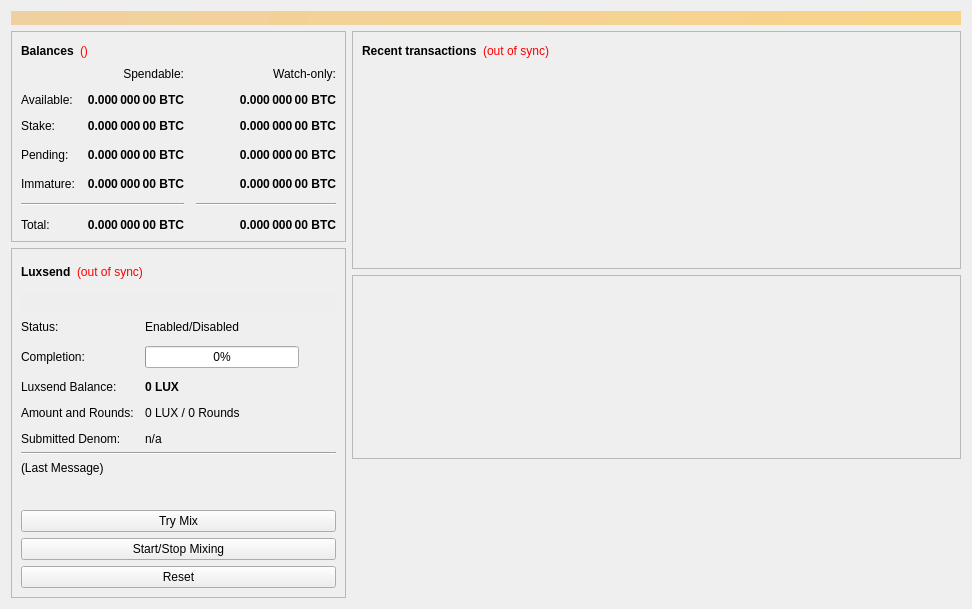
Old version of the form src/qt/forms/overviewpage.ui in the repository LUX-Core/lux.
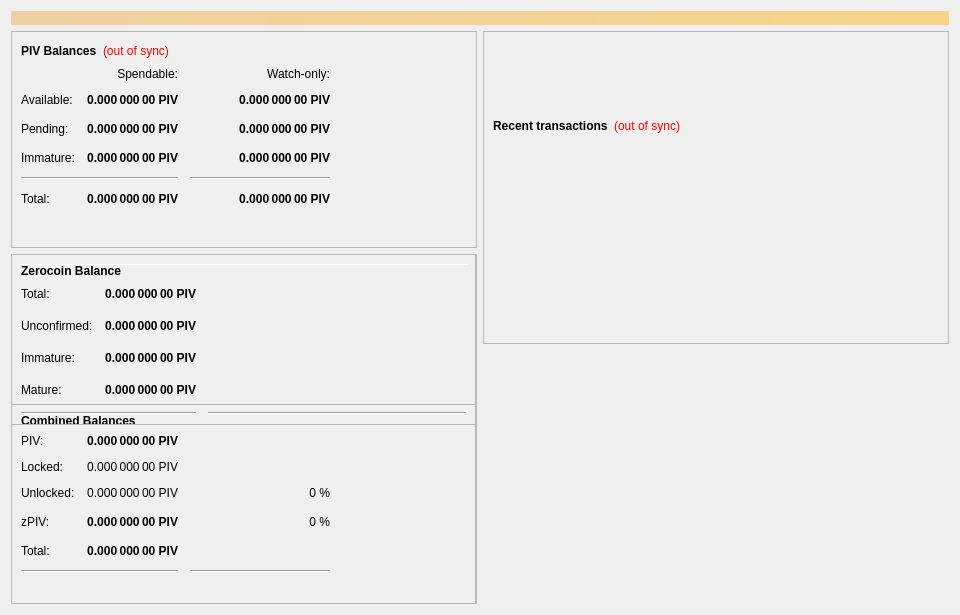
New version of the form. Custom widgets are drawn as their Qt base class.

```diff
--- a/src/qt/forms/overviewpage.ui
+++ b/src/qt/forms/overviewpage.ui
@@ -6,8 +6,8 @@
    <rect>
     <x>0</x>
     <y>0</y>
-    <width>972</width>
-    <height>594</height>
+    <width>960</width>
+    <height>615</height>
    </rect>
   </property>
   <property name="minimumSize">
@@ -60,7 +60,7 @@
                </font>
               </property>
               <property name="text">
-               <string>Balances</string>
+               <string>PIV Balances</string>
               </property>
              </widget>
             </item>
@@ -76,7 +76,7 @@
                <string notr="true">QLabel { color: red; }</string>
               </property>
               <property name="text">
-               <string>()</string>
+               <string notr="true">(out of sync)</string>
               </property>
               <property name="alignment">
                <set>Qt::AlignLeading|Qt::AlignLeft|Qt::AlignVCenter</set>
@@ -103,7 +103,7 @@
             <property name="spacing">
              <number>12</number>
             </property>
-            <item row="3" column="2">
+            <item row="2" column="2">
              <widget class="QLabel" name="labelWatchPending">
               <property name="font">
                <font>
@@ -118,7 +118,7 @@
                <string>Unconfirmed transactions to watch-only addresses</string>
               </property>
               <property name="text">
-               <string notr="true">0.000 000 00 BTC</string>
+               <string notr="true">0.000 000 00 PIV</string>
               </property>
               <property name="alignment">
                <set>Qt::AlignRight|Qt::AlignTrailing|Qt::AlignVCenter</set>
@@ -128,7 +128,7 @@
               </property>
              </widget>
             </item>
-            <item row="3" column="1">
+            <item row="2" column="1">
              <widget class="QLabel" name="labelUnconfirmed">
               <property name="font">
                <font>
@@ -143,7 +143,7 @@
                <string>Total of transactions that have yet to be confirmed, and do not yet count toward the spendable balance</string>
               </property>
               <property name="text">
-               <string notr="true">0.000 000 00 BTC</string>
+               <string notr="true">0.000 000 00 PIV</string>
               </property>
               <property name="alignment">
                <set>Qt::AlignRight|Qt::AlignTrailing|Qt::AlignVCenter</set>
@@ -153,7 +153,7 @@
               </property>
              </widget>
             </item>
-            <item row="4" column="2">
+            <item row="3" column="2">
              <widget class="QLabel" name="labelWatchImmature">
               <property name="font">
                <font>
@@ -168,7 +168,7 @@
                <string>Mined balance in watch-only addresses that has not yet matured</string>
               </property>
               <property name="text">
-               <string notr="true">0.000 000 00 BTC</string>
+               <string notr="true">0.000 000 00 PIV</string>
               </property>
               <property name="alignment">
                <set>Qt::AlignRight|Qt::AlignTrailing|Qt::AlignVCenter</set>
@@ -178,14 +178,14 @@
               </property>
              </widget>
             </item>
-            <item row="5" column="0" colspan="2">
+            <item row="4" column="0" colspan="2">
              <widget class="Line" name="lineSpendableBalance">
               <property name="orientation">
                <enum>Qt::Horizontal</enum>
               </property>
              </widget>
             </item>
-            <item row="5" column="2">
+            <item row="4" column="2">
              <widget class="Line" name="lineWatchBalance">
               <property name="sizePolicy">
                <sizepolicy hsizetype="Preferred" vsizetype="Fixed">
@@ -204,14 +204,14 @@
               </property>
              </widget>
             </item>
-            <item row="6" column="0">
+            <item row="5" column="0">
              <widget class="QLabel" name="labelTotalText">
               <property name="text">
                <string>Total:</string>
               </property>
              </widget>
             </item>
-            <item row="4" column="1">
+            <item row="3" column="1">
              <widget class="QLabel" name="labelImmature">
               <property name="font">
                <font>
@@ -226,7 +226,7 @@
                <string>Mined balance that has not yet matured</string>
               </property>
               <property name="text">
-               <string notr="true">0.000 000 00 BTC</string>
+               <string notr="true">0.000 000 00 PIV</string>
               </property>
               <property name="alignment">
                <set>Qt::AlignRight|Qt::AlignTrailing|Qt::AlignVCenter</set>
@@ -236,7 +236,7 @@
               </property>
              </widget>
             </item>
-            <item row="3" column="3">
+            <item row="2" column="3">
              <spacer name="horizontalSpacer_2">
               <property name="orientation">
                <enum>Qt::Horizontal</enum>
@@ -249,14 +249,14 @@
               </property>
              </spacer>
             </item>
-            <item row="4" column="0">
+            <item row="3" column="0">
              <widget class="QLabel" name="labelImmatureText">
               <property name="text">
                <string>Immature:</string>
               </property>
              </widget>
             </item>
-            <item row="6" column="1">
+            <item row="5" column="1">
              <widget class="QLabel" name="labelTotal">
               <property name="font">
                <font>
@@ -271,7 +271,7 @@
                <string>Your current total balance</string>
               </property>
               <property name="text">
-               <string notr="true">0.000 000 00 BTC</string>
+               <string notr="true">0.000 000 00 PIV</string>
               </property>
               <property name="alignment">
                <set>Qt::AlignRight|Qt::AlignTrailing|Qt::AlignVCenter</set>
@@ -281,7 +281,7 @@
               </property>
              </widget>
             </item>
-            <item row="6" column="2">
+            <item row="5" column="2">
              <widget class="QLabel" name="labelWatchTotal">
               <property name="font">
                <font>
@@ -296,7 +296,7 @@
                <string>Current total balance in watch-only addresses</string>
               </property>
               <property name="text">
-               <string notr="true">0.000 000 00 BTC</string>
+               <string notr="true">0.000 000 00 PIV</string>
               </property>
               <property name="alignment">
                <set>Qt::AlignRight|Qt::AlignTrailing|Qt::AlignVCenter</set>
@@ -338,64 +338,7 @@
                <string>Your current spendable balance</string>
               </property>
               <property name="text">
-               <string notr="true">0.000 000 00 BTC</string>
-              </property>
-              <property name="alignment">
-               <set>Qt::AlignRight|Qt::AlignTrailing|Qt::AlignVCenter</set>
-              </property>
-              <property name="textInteractionFlags">
-               <set>Qt::LinksAccessibleByMouse|Qt::TextSelectableByKeyboard|Qt::TextSelectableByMouse</set>
-              </property>
-             </widget>
-            </item>
-            <item row="2" column="0">
-             <widget class="QLabel" name="label_10">
-              <property name="text">
-               <string>Stake:</string>
-              </property>
-             </widget>
-            </item>
-            <item row="2" column="1">
-             <widget class="QLabel" name="labelStake">
-              <property name="font">
-               <font>
-                <weight>75</weight>
-                <bold>true</bold>
-               </font>
-              </property>
-              <property name="cursor">
-               <cursorShape>IBeamCursor</cursorShape>
-              </property>
-              <property name="toolTip">
-               <string>Total of coins that was staked, and do not yet count toward the current balance</string>
-              </property>
-              <property name="text">
-               <string notr="true">0.000 000 00 BTC</string>
-              </property>
-              <property name="alignment">
-               <set>Qt::AlignRight|Qt::AlignTrailing|Qt::AlignVCenter</set>
-              </property>
-              <property name="textInteractionFlags">
-               <set>Qt::LinksAccessibleByMouse|Qt::TextSelectableByKeyboard|Qt::TextSelectableByMouse</set>
-              </property>
-             </widget>
-            </item>
-            <item row="2" column="2">
-             <widget class="QLabel" name="labelWatchStake">
-              <property name="font">
-               <font>
-                <weight>75</weight>
-                <bold>true</bold>
-               </font>
-              </property>
-              <property name="cursor">
-               <cursorShape>IBeamCursor</cursorShape>
-              </property>
-              <property name="toolTip">
-               <string>Total of coins that was staked in watch-only addresses, and do not yet count toward the current watch-only balance</string>
-              </property>
-              <property name="text">
-               <string notr="true">0.000 000 00 BTC</string>
+               <string notr="true">0.000 000 00 PIV</string>
               </property>
               <property name="alignment">
                <set>Qt::AlignRight|Qt::AlignTrailing|Qt::AlignVCenter</set>
@@ -420,7 +363,7 @@
                <string>Your current balance in watch-only addresses</string>
               </property>
               <property name="text">
-               <string notr="true">0.000 000 00 BTC</string>
+               <string notr="true">0.000 000 00 PIV</string>
               </property>
               <property name="alignment">
                <set>Qt::AlignRight|Qt::AlignTrailing|Qt::AlignVCenter</set>
@@ -430,7 +373,7 @@
               </property>
              </widget>
             </item>
-            <item row="3" column="0">
+            <item row="2" column="0">
              <widget class="QLabel" name="labelPendingText">
               <property name="text">
                <string>Pending:</string>
@@ -449,17 +392,24 @@
             </item>
            </layout>
           </item>
+          <item>
+           <spacer name="verticalSpacer_4">
+            <property name="orientation">
+             <enum>Qt::Vertical</enum>
+            </property>
+            <property name="sizeHint" stdset="0">
+             <size>
+              <width>20</width>
+              <height>40</height>
+             </size>
+            </property>
+           </spacer>
+          </item>
          </layout>
         </widget>
        </item>
        <item>
-        <widget class="QFrame" name="frameLuxsend">
-         <property name="sizePolicy">
-          <sizepolicy hsizetype="Expanding" vsizetype="Expanding">
-           <horstretch>0</horstretch>
-           <verstretch>0</verstretch>
-          </sizepolicy>
-         </property>
+        <widget class="QFrame" name="frameObfuscation">
          <property name="minimumSize">
           <size>
            <width>0</width>
@@ -475,55 +425,15 @@
          <property name="frameShadow">
           <enum>QFrame::Raised</enum>
          </property>
-         <layout class="QVBoxLayout" name="verticalLayout_5">
-          <item>
-           <layout class="QHBoxLayout" name="horizontalLayout_5">
-            <item>
-             <widget class="QLabel" name="label_2">
-              <property name="font">
-               <font>
-                <weight>75</weight>
-                <bold>true</bold>
-               </font>
-              </property>
-              <property name="text">
-               <string>Luxsend</string>
-              </property>
-             </widget>
-            </item>
-            <item>
-             <widget class="QLabel" name="labelLuxsendSyncStatus">
-              <property name="toolTip">
-               <string>The displayed information may be out of date. Your wallet automatically synchronizes with the Luxcoin network after a connection is established, but this process has not completed yet.</string>
-              </property>
-              <property name="styleSheet">
-               <string notr="true">QLabel { color: red; }</string>
-              </property>
-              <property name="text">
-               <string>(out of sync)</string>
-              </property>
-              <property name="alignment">
-               <set>Qt::AlignLeading|Qt::AlignLeft|Qt::AlignVCenter</set>
-              </property>
-             </widget>
-            </item>
-            <item>
-             <spacer name="horizontalSpacer_4">
-              <property name="orientation">
-               <enum>Qt::Horizontal</enum>
-              </property>
-              <property name="sizeHint" stdset="0">
-               <size>
-                <width>40</width>
-                <height>20</height>
-               </size>
-              </property>
-             </spacer>
-            </item>
-           </layout>
-          </item>
-          <item>
            <widget class="QPushButton" name="runAutoDenom">
+          <property name="geometry">
+           <rect>
+            <x>251</x>
+            <y>17</y>
+            <width>1</width>
+            <height>1</height>
+           </rect>
+          </property>
             <property name="palette">
              <palette>
               <active>
@@ -952,181 +862,285 @@
              <bool>true</bool>
             </property>
            </widget>
-          </item>
+         <widget class="Line" name="line">
+          <property name="geometry">
+           <rect>
+            <x>7</x>
+            <y>10</y>
+            <width>451</width>
+            <height>1</height>
+           </rect>
+          </property>
+          <property name="orientation">
+           <enum>Qt::Horizontal</enum>
+          </property>
+         </widget>
+         <widget class="QFrame" name="frame_3">
+          <property name="geometry">
+           <rect>
+            <x>0</x>
+            <y>150</y>
+            <width>465</width>
+            <height>201</height>
+           </rect>
+          </property>
+          <property name="frameShape">
+           <enum>QFrame::StyledPanel</enum>
+          </property>
+          <property name="frameShadow">
+           <enum>QFrame::Raised</enum>
+          </property>
+          <layout class="QVBoxLayout" name="verticalLayout_5">
           <item>
-           <layout class="QFormLayout" name="formLayout">
-            <property name="fieldGrowthPolicy">
-             <enum>QFormLayout::AllNonFixedFieldsGrow</enum>
-            </property>
-            <property name="horizontalSpacing">
-             <number>11</number>
-            </property>
-            <property name="verticalSpacing">
+            <layout class="QHBoxLayout" name="horizontalLayout_5" stretch="0">
+             <item>
+              <widget class="QLabel" name="label_5z">
+               <property name="maximumSize">
+                <size>
+                 <width>16777215</width>
+                 <height>20</height>
+                </size>
+               </property>
+               <property name="font">
+                <font>
+                 <weight>75</weight>
+                 <bold>true</bold>
+                </font>
+               </property>
+               <property name="toolTip">
+                <string>Combined Balances (including unconfirmed and immature coins)</string>
+               </property>
+               <property name="text">
+                <string>&lt;html&gt;&lt;head/&gt;&lt;body&gt;&lt;p&gt;Combined Balances&lt;/p&gt;&lt;/body&gt;&lt;/html&gt;</string>
+               </property>
+              </widget>
+             </item>
+            </layout>
+           </item>
+           <item>
+            <layout class="QGridLayout" name="gridLayout_3">
+             <property name="spacing">
              <number>12</number>
             </property>
-            <item row="0" column="0">
-             <widget class="QLabel" name="label_6">
+             <item row="7" column="0" colspan="2">
+              <widget class="Line" name="lineSpendableBalance_3">
+               <property name="orientation">
+                <enum>Qt::Horizontal</enum>
+               </property>
+              </widget>
+             </item>
+             <item row="7" column="2">
+              <widget class="Line" name="lineWatchBalance_3">
+               <property name="sizePolicy">
+                <sizepolicy hsizetype="Preferred" vsizetype="Fixed">
+                 <horstretch>0</horstretch>
+                 <verstretch>0</verstretch>
+                </sizepolicy>
+               </property>
+               <property name="minimumSize">
+                <size>
+                 <width>140</width>
+                 <height>0</height>
+                </size>
+               </property>
+               <property name="orientation">
+                <enum>Qt::Horizontal</enum>
+               </property>
+              </widget>
+             </item>
+             <item row="4" column="1">
+              <widget class="QLabel" name="labelzBalancez">
+               <property name="font">
+                <font>
+                 <weight>75</weight>
+                 <bold>true</bold>
+                </font>
+               </property>
+               <property name="cursor">
+                <cursorShape>IBeamCursor</cursorShape>
+               </property>
+               <property name="toolTip">
+                <string>Total of transactions that have yet to be confirmed, and do not yet count toward the spendable balance</string>
+               </property>
               <property name="text">
-               <string>Status:</string>
+                <string notr="true">0.000 000 00 PIV</string>
+               </property>
+               <property name="alignment">
+                <set>Qt::AlignRight|Qt::AlignTrailing|Qt::AlignVCenter</set>
+               </property>
+               <property name="textInteractionFlags">
+                <set>Qt::LinksAccessibleByMouse|Qt::TextSelectableByKeyboard|Qt::TextSelectableByMouse</set>
+               </property>
+              </widget>
+             </item>
+             <item row="6" column="1">
+              <widget class="QLabel" name="labelTotalz">
+               <property name="font">
+                <font>
+                 <weight>75</weight>
+                 <bold>true</bold>
+                </font>
+               </property>
+               <property name="cursor">
+                <cursorShape>IBeamCursor</cursorShape>
+               </property>
+               <property name="toolTip">
+                <string>Total Balance, including unconfirmed and immature coins.</string>
+               </property>
+               <property name="text">
+                <string notr="true">0.000 000 00 PIV</string>
+               </property>
+               <property name="alignment">
+                <set>Qt::AlignRight|Qt::AlignTrailing|Qt::AlignVCenter</set>
+               </property>
+               <property name="textInteractionFlags">
+                <set>Qt::LinksAccessibleByMouse|Qt::TextSelectableByKeyboard|Qt::TextSelectableByMouse</set>
+               </property>
+              </widget>
+             </item>
+             <item row="4" column="3">
+              <spacer name="horizontalSpacer_6">
+               <property name="orientation">
+                <enum>Qt::Horizontal</enum>
+               </property>
+               <property name="sizeHint" stdset="0">
+                <size>
+                 <width>40</width>
+                 <height>20</height>
+                </size>
+               </property>
+              </spacer>
+             </item>
+             <item row="6" column="0">
+              <widget class="QLabel" name="labelTotalTextz">
+               <property name="text">
+                <string>Total:</string>
               </property>
              </widget>
             </item>
             <item row="1" column="0">
-             <widget class="QLabel" name="label_7">
+              <widget class="QLabel" name="labelBalanceTextz">
               <property name="text">
-               <string>Completion:</string>
+                <string>PIV:</string>
               </property>
              </widget>
             </item>
             <item row="1" column="1">
-             <widget class="QProgressBar" name="darksendProgress">
-              <property name="maximumSize">
-               <size>
-                <width>154</width>
-                <height>16777215</height>
-               </size>
-              </property>
-              <property name="value">
-               <number>0</number>
+              <widget class="QLabel" name="labelBalancez">
+               <property name="font">
+                <font>
+                 <weight>75</weight>
+                 <bold>true</bold>
+                </font>
+               </property>
+               <property name="cursor">
+                <cursorShape>IBeamCursor</cursorShape>
+               </property>
+               <property name="toolTip">
+                <string>Your current spendable balance</string>
+               </property>
+               <property name="text">
+                <string notr="true">0.000 000 00 PIV</string>
+               </property>
+               <property name="alignment">
+                <set>Qt::AlignRight|Qt::AlignTrailing|Qt::AlignVCenter</set>
+               </property>
+               <property name="textInteractionFlags">
+                <set>Qt::LinksAccessibleByMouse|Qt::TextSelectableByKeyboard|Qt::TextSelectableByMouse</set>
+               </property>
+              </widget>
+             </item>
+             <item row="4" column="0">
+              <widget class="QLabel" name="labelzBalanceTextz">
+               <property name="toolTip">
+                <string/>
+               </property>
+               <property name="text">
+                <string>zPIV:</string>
+               </property>
+              </widget>
+             </item>
+             <item row="4" column="2">
+              <widget class="QLabel" name="labelzPIVPercent">
+               <property name="toolTip">
+                <string>Current percentage of zPIV.
+If AutoMint is enabled this percentage will settle around the configured AutoMint percentage (default = 10%)</string>
+               </property>
+               <property name="text">
+                <string>0 %</string>
+               </property>
+               <property name="alignment">
+                <set>Qt::AlignRight|Qt::AlignTrailing|Qt::AlignVCenter</set>
+               </property>
+              </widget>
+             </item>
+             <item row="6" column="2">
+              <widget class="QLabel" name="label100Percent">
+               <property name="text">
+                <string/>
+               </property>
+               <property name="alignment">
+                <set>Qt::AlignRight|Qt::AlignTrailing|Qt::AlignVCenter</set>
+               </property>
+              </widget>
+             </item>
+             <item row="2" column="1">
+              <widget class="QLabel" name="labelLockedBalance">
+               <property name="toolTip">
+                <string>Locked PIV or Masternode collaterals. These are excluded from zPIV minting.</string>
+               </property>
+               <property name="text">
+                <string>0.000 000 00 PIV</string>
+               </property>
+               <property name="alignment">
+                <set>Qt::AlignRight|Qt::AlignTrailing|Qt::AlignVCenter</set>
+               </property>
+              </widget>
+             </item>
+             <item row="2" column="0">
+              <widget class="QLabel" name="labelLockedBalanceText">
+               <property name="toolTip">
+                <string>Locked PIV or Masternode collaterals. These are excluded from zPIV minting.</string>
+               </property>
+               <property name="text">
+                <string>Locked:</string>
               </property>
              </widget>
             </item>
             <item row="3" column="0">
-             <widget class="QLabel" name="labelAnonymizedText">
+              <widget class="QLabel" name="labelUnLockedBalanceText">
+               <property name="toolTip">
+                <string>Unlocked PIVs. These can be used for zPIV minting.</string>
+               </property>
               <property name="text">
-               <string>Luxsend Balance:</string>
+                <string>Unlocked:</string>
               </property>
              </widget>
             </item>
             <item row="3" column="1">
-             <widget class="QLabel" name="labelAnonymized">
-              <property name="font">
-               <font>
-                <weight>75</weight>
-                <bold>true</bold>
-               </font>
-              </property>
-              <property name="text">
-               <string notr="true">0 LUX</string>
-              </property>
-             </widget>
-            </item>
-            <item row="4" column="0">
-             <widget class="QLabel" name="label_8">
-              <property name="text">
-               <string>Amount and Rounds:</string>
-              </property>
-             </widget>
-            </item>
-            <item row="4" column="1">
-             <widget class="QLabel" name="labelAmountRounds">
-              <property name="text">
-               <string>0 LUX / 0 Rounds</string>
-              </property>
-             </widget>
-            </item>
-            <item row="5" column="0">
-             <widget class="QLabel" name="label_9">
-              <property name="text">
-               <string>Submitted Denom:</string>
-              </property>
-             </widget>
-            </item>
-            <item row="5" column="1">
-             <widget class="QLabel" name="labelSubmittedDenom">
+              <widget class="QLabel" name="labelUnLockedBalance">
               <property name="toolTip">
                <string>The denominations you submitted to the Masternode.&lt;br&gt;To mix, other users must submit the exact same denominations.</string>
               </property>
               <property name="text">
-               <string>n/a</string>
-              </property>
-             </widget>
-            </item>
-            <item row="0" column="1">
-             <widget class="QLabel" name="darksendEnabled">
-              <property name="text">
-               <string>Enabled/Disabled</string>
+                <string>0.000 000 00 PIV</string>
+               </property>
+               <property name="alignment">
+                <set>Qt::AlignRight|Qt::AlignTrailing|Qt::AlignVCenter</set>
               </property>
              </widget>
             </item>
-           </layout>
-          </item>
-          <item>
-           <widget class="Line" name="lineLastMessage">
-            <property name="orientation">
-             <enum>Qt::Horizontal</enum>
-            </property>
-           </widget>
-          </item>
-          <item>
-           <widget class="QLabel" name="darksendStatus">
-            <property name="minimumSize">
-             <size>
-              <width>288</width>
-              <height>43</height>
-             </size>
-            </property>
+             <item row="3" column="2">
+              <widget class="QLabel" name="labelPIVPercent">
             <property name="text">
-             <string>(Last Message)</string>
+                <string>0 %</string>
             </property>
             <property name="alignment">
-             <set>Qt::AlignLeading|Qt::AlignLeft|Qt::AlignTop</set>
-            </property>
-            <property name="wordWrap">
-             <bool>true</bool>
-            </property>
-           </widget>
-          </item>
-          <item>
-           <widget class="QPushButton" name="darksendAuto">
-            <property name="sizePolicy">
-             <sizepolicy hsizetype="MinimumExpanding" vsizetype="Fixed">
-              <horstretch>0</horstretch>
-              <verstretch>0</verstretch>
-             </sizepolicy>
-            </property>
-            <property name="toolTip">
-             <string>Try to manually submit a Luxsend request.</string>
-            </property>
-            <property name="text">
-             <string>Try Mix</string>
-            </property>
-           </widget>
-          </item>
-          <item>
-           <widget class="QPushButton" name="toggleLuxsend">
-            <property name="sizePolicy">
-             <sizepolicy hsizetype="MinimumExpanding" vsizetype="Fixed">
-              <horstretch>0</horstretch>
-              <verstretch>0</verstretch>
-             </sizepolicy>
-            </property>
-            <property name="text">
-             <string>Start/Stop Mixing</string>
-            </property>
-           </widget>
-          </item>
-          <item>
-           <widget class="QPushButton" name="darksendReset">
-            <property name="sizePolicy">
-             <sizepolicy hsizetype="MinimumExpanding" vsizetype="Fixed">
-              <horstretch>0</horstretch>
-              <verstretch>0</verstretch>
-             </sizepolicy>
-            </property>
-            <property name="toolTip">
-             <string>Reset the current status of Luxsend (can interrupt Luxsend if it's in the process of Mixing, which can cost you money!)</string>
-            </property>
-            <property name="autoFillBackground">
-             <bool>false</bool>
-            </property>
-            <property name="text">
-             <string>Reset</string>
-            </property>
-           </widget>
-          </item>
-         </layout>
-        </widget>
+                <set>Qt::AlignRight|Qt::AlignTrailing|Qt::AlignVCenter</set>
+               </property>
+              </widget>
+             </item>
+            </layout>
        </item>
        <item>
         <spacer name="verticalSpacer">
@@ -1142,6 +1156,264 @@
         </spacer>
        </item>
       </layout>
+         </widget>
+         <widget class="QFrame" name="frame_4">
+          <property name="geometry">
+           <rect>
+            <x>0</x>
+            <y>0</y>
+            <width>465</width>
+            <height>171</height>
+           </rect>
+          </property>
+          <property name="frameShape">
+           <enum>QFrame::StyledPanel</enum>
+          </property>
+          <property name="frameShadow">
+           <enum>QFrame::Raised</enum>
+          </property>
+          <layout class="QVBoxLayout" name="verticalLayout_7">
+           <item>
+            <layout class="QHBoxLayout" name="horizontalLayout_8" stretch="0">
+             <item>
+              <widget class="QLabel" name="label_5z_3">
+               <property name="maximumSize">
+                <size>
+                 <width>16777215</width>
+                 <height>20</height>
+                </size>
+               </property>
+               <property name="font">
+                <font>
+                 <weight>75</weight>
+                 <bold>true</bold>
+                </font>
+               </property>
+               <property name="text">
+                <string>Zerocoin Balance</string>
+               </property>
+              </widget>
+             </item>
+            </layout>
+           </item>
+           <item>
+            <layout class="QGridLayout" name="gridLayout_5">
+             <property name="spacing">
+              <number>12</number>
+             </property>
+             <item row="4" column="0">
+              <widget class="QLabel" name="labelzBalanceMatureText">
+               <property name="toolTip">
+                <string>Mature: more than 20 confirmation and more than 3 mints of the same denomination after it was minted.
+These zPIV are spendable.</string>
+               </property>
+               <property name="text">
+                <string>Mature:</string>
+               </property>
+              </widget>
+             </item>
+             <item row="5" column="0" colspan="2">
+              <widget class="Line" name="lineSpendableBalance_5">
+               <property name="orientation">
+                <enum>Qt::Horizontal</enum>
+               </property>
+              </widget>
+             </item>
+             <item row="1" column="1">
+              <widget class="QLabel" name="labelzBalance">
+               <property name="font">
+                <font>
+                 <weight>75</weight>
+                 <bold>true</bold>
+                </font>
+               </property>
+               <property name="cursor">
+                <cursorShape>IBeamCursor</cursorShape>
+               </property>
+               <property name="toolTip">
+                <string>All available zPIV, unconfirmed and immature zPIV included.</string>
+               </property>
+               <property name="text">
+                <string notr="true">0.000 000 00 PIV</string>
+               </property>
+               <property name="alignment">
+                <set>Qt::AlignRight|Qt::AlignTrailing|Qt::AlignVCenter</set>
+               </property>
+               <property name="textInteractionFlags">
+                <set>Qt::LinksAccessibleByMouse|Qt::TextSelectableByKeyboard|Qt::TextSelectableByMouse</set>
+               </property>
+              </widget>
+             </item>
+             <item row="5" column="2">
+              <widget class="Line" name="lineWatchBalance_5">
+               <property name="sizePolicy">
+                <sizepolicy hsizetype="Preferred" vsizetype="Fixed">
+                 <horstretch>0</horstretch>
+                 <verstretch>0</verstretch>
+                </sizepolicy>
+               </property>
+               <property name="minimumSize">
+                <size>
+                 <width>140</width>
+                 <height>0</height>
+                </size>
+               </property>
+               <property name="orientation">
+                <enum>Qt::Horizontal</enum>
+               </property>
+              </widget>
+             </item>
+             <item row="1" column="0">
+              <widget class="QLabel" name="labelzBalanceText">
+               <property name="toolTip">
+                <string>All available zPIV, unconfirmed and immature zPIV included.</string>
+               </property>
+               <property name="text">
+                <string>Total:</string>
+               </property>
+              </widget>
+             </item>
+             <item row="1" column="2">
+              <spacer name="horizontalSpacer_8">
+               <property name="orientation">
+                <enum>Qt::Horizontal</enum>
+               </property>
+               <property name="sizeHint" stdset="0">
+                <size>
+                 <width>40</width>
+                 <height>20</height>
+                </size>
+               </property>
+              </spacer>
+             </item>
+             <item row="4" column="2">
+              <spacer name="horizontalSpacer_4">
+               <property name="orientation">
+                <enum>Qt::Horizontal</enum>
+               </property>
+               <property name="sizeHint" stdset="0">
+                <size>
+                 <width>40</width>
+                 <height>20</height>
+                </size>
+               </property>
+              </spacer>
+             </item>
+             <item row="4" column="1">
+              <widget class="QLabel" name="labelzBalanceMature">
+               <property name="font">
+                <font>
+                 <weight>75</weight>
+                 <bold>true</bold>
+                </font>
+               </property>
+               <property name="toolTip">
+                <string>Mature: more than 20 confirmation and more than 3 mints of the same denomination after it was minted.
+These zPIV are spendable.</string>
+               </property>
+               <property name="text">
+                <string>0.000 000 00 PIV</string>
+               </property>
+               <property name="alignment">
+                <set>Qt::AlignRight|Qt::AlignTrailing|Qt::AlignVCenter</set>
+               </property>
+              </widget>
+             </item>
+             <item row="2" column="0">
+              <widget class="QLabel" name="labelzBalanceUnconfirmedText">
+               <property name="toolTip">
+                <string>Unconfirmed: less than 20 confirmations
+Immature: confirmed, but less than 3 mints of the same denomination after it was minted</string>
+               </property>
+               <property name="text">
+                <string>Unconfirmed:</string>
+               </property>
+              </widget>
+             </item>
+             <item row="2" column="1">
+              <widget class="QLabel" name="labelzBalanceUnconfirmed">
+               <property name="font">
+                <font>
+                 <weight>75</weight>
+                 <bold>true</bold>
+                </font>
+               </property>
+               <property name="toolTip">
+                <string>Unconfirmed: less than 20 confirmations
+Immature: confirmed, but less than 3 mints of the same denomination after it was minted</string>
+               </property>
+               <property name="text">
+                <string>0.000 000 00 PIV</string>
+               </property>
+               <property name="alignment">
+                <set>Qt::AlignRight|Qt::AlignTrailing|Qt::AlignVCenter</set>
+               </property>
+              </widget>
+             </item>
+             <item row="2" column="2">
+              <spacer name="horizontalSpacer_5">
+               <property name="orientation">
+                <enum>Qt::Horizontal</enum>
+               </property>
+               <property name="sizeHint" stdset="0">
+                <size>
+                 <width>40</width>
+                 <height>20</height>
+                </size>
+               </property>
+              </spacer>
+             </item>
+             <item row="3" column="0">
+              <widget class="QLabel" name="labelzBalanceImmatureText">
+               <property name="toolTip">
+                <string>Unconfirmed: less than 20 confirmations
+Immature: confirmed, but less than 3 mints of the same denomination after it was minted</string>
+               </property>
+               <property name="text">
+                <string>Immature:</string>
+               </property>
+              </widget>
+             </item>
+             <item row="3" column="1">
+              <widget class="QLabel" name="labelzBalanceImmature">
+               <property name="font">
+                <font>
+                 <weight>75</weight>
+                 <bold>true</bold>
+                </font>
+               </property>
+               <property name="toolTip">
+                <string>Unconfirmed: less than 20 confirmations
+Immature: confirmed, but less than 3 mints of the same denomination after it was minted</string>
+               </property>
+               <property name="text">
+                <string>0.000 000 00 PIV</string>
+               </property>
+               <property name="alignment">
+                <set>Qt::AlignRight|Qt::AlignTrailing|Qt::AlignVCenter</set>
+               </property>
+              </widget>
+             </item>
+             <item row="3" column="2">
+              <spacer name="horizontalSpacer_7">
+               <property name="orientation">
+                <enum>Qt::Horizontal</enum>
+               </property>
+               <property name="sizeHint" stdset="0">
+                <size>
+                 <width>40</width>
+                 <height>20</height>
+                </size>
+               </property>
+              </spacer>
+             </item>
+            </layout>
+           </item>
+          </layout>
+         </widget>
+        </widget>
+       </item>
+      </layout>
      </item>
      <item>
       <layout class="QVBoxLayout" name="verticalLayout_3">
@@ -1154,6 +1426,22 @@
           <enum>QFrame::Raised</enum>
          </property>
          <layout class="QVBoxLayout" name="verticalLayout">
+          <item>
+           <spacer name="verticalSpacer_3">
+            <property name="orientation">
+             <enum>Qt::Vertical</enum>
+            </property>
+            <property name="sizeType">
+             <enum>QSizePolicy::Fixed</enum>
+            </property>
+            <property name="sizeHint" stdset="0">
+             <size>
+              <width>20</width>
+              <height>75</height>
+             </size>
+            </property>
+           </spacer>
+          </item>
           <item>
            <layout class="QHBoxLayout" name="horizontalLayout_2">
             <item>
@@ -1225,61 +1513,14 @@
          </layout>
         </widget>
        </item>
-       <item>
-        <widget class="QFrame" name="diffplotframe">
-         <property name="frameShape">
-          <enum>QFrame::StyledPanel</enum>
-         </property>
-         <property name="frameShadow">
-          <enum>QFrame::Raised</enum>
-         </property>
-         <layout class="QVBoxLayout" name="verticalLayout_5">
-          <property name="leftMargin">
-           <number>1</number>
-          </property>
-          <property name="topMargin">
-           <number>1</number>
-          </property>
-          <property name="rightMargin">
-           <number>1</number>
-          </property>
-          <property name="bottomMargin">
-           <number>1</number>
-          </property>
-          <item>
-           <layout class="QHBoxLayout" name="horizontalLayout_3">
-            <item>
-             <widget class="QCustomPlot" name="diffplot" native="true">
-              <property name="sizePolicy">
-               <sizepolicy hsizetype="Expanding" vsizetype="Expanding">
-                <horstretch>0</horstretch>
-                <verstretch>0</verstretch>
-               </sizepolicy>
-              </property>
-              <property name="minimumSize">
-               <size>
-                <width>700</width>
-                <height>180</height>
-               </size>
-              </property>
-              <property name="maximumSize">
-               <size>
-                <width>1000</width>
-                <height>1000</height>
-               </size>
-              </property>
-             </widget>
-            </item>
-           </layout>
-          </item>
-         </layout>
-        </widget>
-       </item>
        <item>
         <spacer name="verticalSpacer_2">
          <property name="orientation">
           <enum>Qt::Vertical</enum>
          </property>
+         <property name="sizeType">
+          <enum>QSizePolicy::Expanding</enum>
+         </property>
          <property name="sizeHint" stdset="0">
           <size>
            <width>20</width>
@@ -1294,13 +1535,6 @@
    </item>
   </layout>
  </widget>
- <customwidgets>
-  <customwidget>
-   <class>QCustomPlot</class>
-   <extends>QWidget</extends>
-   <header>qcustomplot.h</header>
-  </customwidget>
- </customwidgets>
  <resources/>
  <connections/>
 </ui>
```
Left out of the diff: 12 changed lines with no effect on the pictures. Lines whose indentation alone changed are shown as unchanged.
